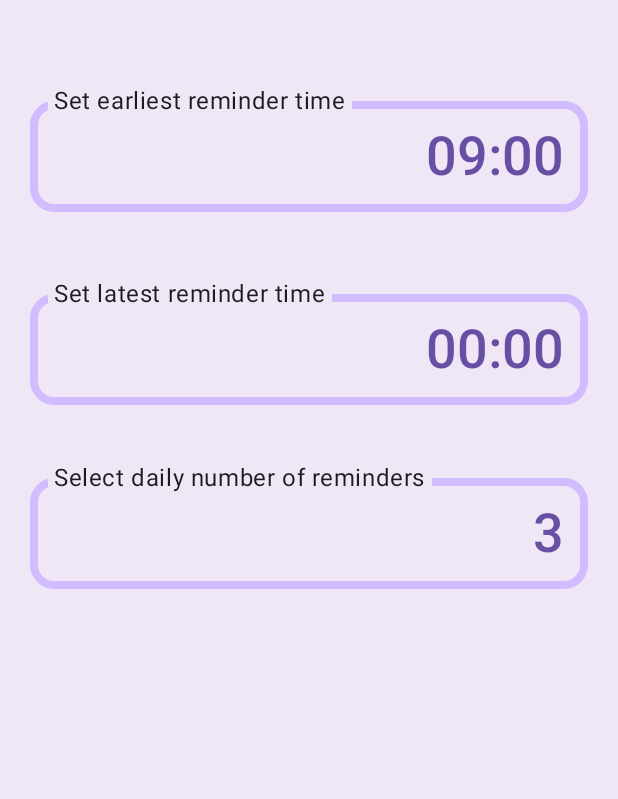
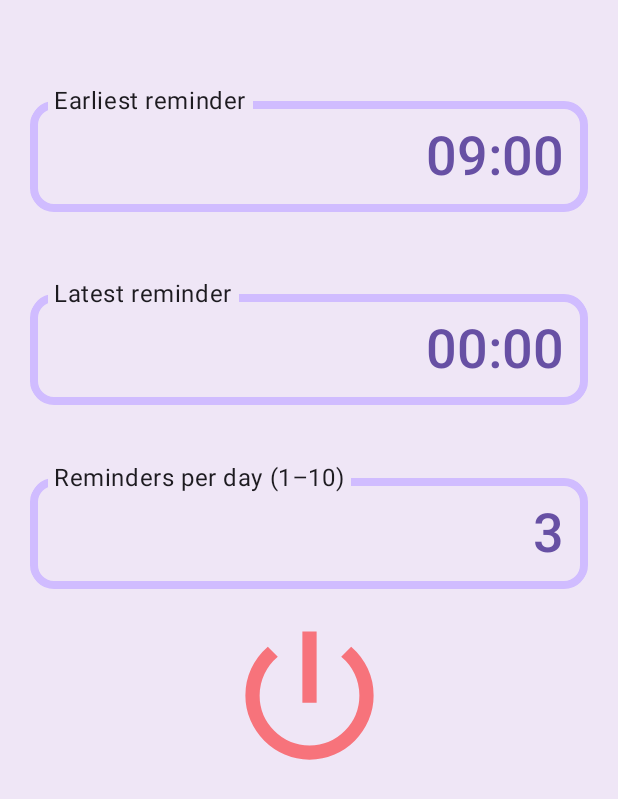
Before and after one commit to pericleskb/mindfulnessReminder, an Android app built with Jetpack Compose: the screen it shows after launch (MainActivity), on a phone screen of 412 x 824 dp. Shown: the top 799 px of the screen. Run offline under Robolectric (Android 15) with nearby library versions, the phone set to English and light mode, and no system bars; 1 statement that could not run was skipped.

Commit message:
add enable/disable icon button and animate color

```diff
--- a/app/src/main/java/com/cherryblossom/mindfullnessalarm/ui/ScreenHost.kt
+++ b/app/src/main/java/com/cherryblossom/mindfullnessalarm/ui/ScreenHost.kt
@@ -3,11 +3,14 @@ package com.cherryblossom.mindfullnessalarm.ui
 import androidx.compose.foundation.layout.Arrangement
 import androidx.compose.foundation.layout.Column
 import androidx.compose.foundation.layout.Spacer
+import androidx.compose.foundation.layout.defaultMinSize
 import androidx.compose.foundation.layout.fillMaxHeight
 import androidx.compose.foundation.layout.fillMaxSize
 import androidx.compose.foundation.layout.fillMaxWidth
 import androidx.compose.foundation.layout.padding
 import androidx.compose.foundation.text.KeyboardOptions
+import androidx.compose.material3.Icon
+import androidx.compose.material3.IconButton
 import androidx.compose.material3.MaterialTheme
 import androidx.compose.material3.Surface
 import androidx.compose.runtime.Composable
@@ -19,13 +22,16 @@ import androidx.compose.runtime.setValue
 import androidx.compose.ui.Alignment
 import androidx.compose.ui.Modifier
 import androidx.compose.ui.platform.LocalFocusManager
+import androidx.compose.ui.res.colorResource
+import androidx.compose.ui.res.painterResource
 import androidx.compose.ui.res.stringResource
 import androidx.compose.ui.text.input.KeyboardType
 import androidx.compose.ui.unit.dp
 import androidx.lifecycle.viewmodel.compose.viewModel
 import com.cherryblossom.mindfullnessalarm.R
-import com.cherryblossom.mindfullnessalarm.composables.dialogs.PickTimeDialog
-import com.cherryblossom.mindfullnessalarm.composables.text.TimeTextField
+import com.cherryblossom.mindfullnessalarm.ui.composables.buttons.OnOffIconButton
+import com.cherryblossom.mindfullnessalarm.ui.composables.dialogs.PickTimeDialog
+import com.cherryblossom.mindfullnessalarm.ui.composables.text.OutlinedBoldEndAlignedTextField
 import com.cherryblossom.mindfullnessalarm.ui.theme.MindfullnessAlarmTheme
 
 
@@ -33,49 +39,52 @@ import com.cherryblossom.mindfullnessalarm.ui.theme.MindfullnessAlarmTheme
 fun ScreenHost(viewModel: MainViewModel = viewModel()) {
     val mainUiState by viewModel.uiState.collectAsState()
     Column(
-        horizontalAlignment = Alignment.End,
+        horizontalAlignment = Alignment.CenterHorizontally,
         verticalArrangement = Arrangement.Top,
         modifier = Modifier.padding(16.dp).fillMaxSize()
     ) {
         Spacer(modifier = Modifier.fillMaxHeight(0.05f))
         var startTimeDialogVisible by remember { mutableStateOf(false) }
         var endTimeDialogVisible by remember { mutableStateOf(false) }
-        TimeTextField(
-            time = mainUiState.startTime.toString(),
+        val focusManager = LocalFocusManager.current
+        OutlinedBoldEndAlignedTextField(
+            text = mainUiState.startTime.toString(),
             label = stringResource(R.string.set_earliest_time),
-            onClick = { startTimeDialogVisible = !startTimeDialogVisible },
+            onClick = {
+                startTimeDialogVisible = !startTimeDialogVisible
+                focusManager.clearFocus()
+            },
             enabled = false,
             readOnly = true,
             modifier = Modifier
                 .fillMaxWidth()
         )
         Spacer(modifier = Modifier.fillMaxHeight(0.05f))
-        val focusManager = LocalFocusManager.current
-        TimeTextField(
-            time = mainUiState.endTime.toString(),
+        OutlinedBoldEndAlignedTextField(
+            text = mainUiState.endTime.toString(),
             label = stringResource(R.string.set_latest_time),
             onClick = {
                 startTimeDialogVisible = !startTimeDialogVisible
                 focusManager.clearFocus()
-                      },
+            },
             enabled = false,
             readOnly = true,
             modifier = Modifier
                 .fillMaxWidth()
         )
         Spacer(modifier = Modifier.fillMaxHeight(0.05f))
-        TimeTextField(
-            time = mainUiState.numberOfReminders.toString(),
+        OutlinedBoldEndAlignedTextField(
+            text = mainUiState.numberOfReminders.toString(),
             label = stringResource(R.string.choose_number_of_reminders),
             onClick = {
                 endTimeDialogVisible = !endTimeDialogVisible
-                focusManager.clearFocus()
             },
             onValueChange = fun (value: String) { viewModel.numberOfRemindersChanged(value) },
             keyboardOptions = KeyboardOptions(keyboardType = KeyboardType.Number),
             modifier = Modifier
                 .fillMaxWidth()
         )
+        OnOffIconButton()
         if (startTimeDialogVisible) {
             PickTimeDialog(
                 stringResource(R.string.set_earliest_time),
--- /dev/null
+++ b/app/src/main/java/com/cherryblossom/mindfullnessalarm/ui/composables/buttons/OnOffIconButton.kt
@@ -0,0 +1,39 @@
+package com.cherryblossom.mindfullnessalarm.ui.composables.buttons
+
+import androidx.compose.animation.animateColorAsState
+import androidx.compose.foundation.layout.defaultMinSize
+import androidx.compose.foundation.layout.fillMaxSize
+import androidx.compose.material3.Icon
+import androidx.compose.material3.IconButton
+import androidx.compose.runtime.Composable
+import androidx.compose.runtime.getValue
+import androidx.compose.runtime.mutableStateOf
+import androidx.compose.runtime.remember
+import androidx.compose.runtime.setValue
+import androidx.compose.ui.Modifier
+import androidx.compose.ui.res.colorResource
+import androidx.compose.ui.res.painterResource
+import androidx.compose.ui.res.stringResource
+import androidx.compose.ui.unit.dp
+import com.cherryblossom.mindfullnessalarm.R
+
+@Composable
+fun OnOffIconButton() {
+    var enabled by remember { mutableStateOf(false) }
+    val color = animateColorAsState(if (enabled) colorResource(R.color.enabled) else colorResource(R.color.disabled),
+        label = "icon color"
+    )
+    IconButton(
+        onClick = {enabled = !enabled},
+        content = {
+            Icon(
+                painter = painterResource(R.drawable.on_icon),
+                contentDescription = stringResource(R.string.enable_description),
+                modifier = Modifier.fillMaxSize(),
+                tint = color.value
+            )
+        },
+        modifier = Modifier.defaultMinSize(56.dp)
+            .fillMaxSize(fraction = 0.3f)
+    )
+}
--- a/app/src/main/java/com/cherryblossom/mindfullnessalarm/composables/dialogs/PickTimeDialog.kt
+++ b/app/src/main/java/com/cherryblossom/mindfullnessalarm/ui/composables/dialogs/PickTimeDialog.kt
@@ -1,4 +1,4 @@
-package com.cherryblossom.mindfullnessalarm.composables.dialogs
+package com.cherryblossom.mindfullnessalarm.ui.composables.dialogs
 
 import android.content.res.Configuration
 import androidx.compose.foundation.layout.Arrangement
--- a/app/src/main/java/com/cherryblossom/mindfullnessalarm/composables/text/TimeTextField.kt
+++ b/app/src/main/java/com/cherryblossom/mindfullnessalarm/ui/composables/text/OutlinedBoldEndAlignedTextField.kt
@@ -1,4 +1,4 @@
-package com.cherryblossom.mindfullnessalarm.composables.text
+package com.cherryblossom.mindfullnessalarm.ui.composables.text
 
 import androidx.compose.foundation.clickable
 import androidx.compose.foundation.interaction.MutableInteractionSource
@@ -23,27 +23,27 @@ import androidx.compose.ui.platform.LocalFocusManager
 import androidx.compose.ui.platform.LocalSoftwareKeyboardController
 import androidx.compose.ui.res.stringResource
 import androidx.compose.ui.semantics.semantics
+import androidx.compose.ui.text.TextRange
 import androidx.compose.ui.text.TextStyle
 import androidx.compose.ui.text.font.FontWeight
 import androidx.compose.ui.text.input.ImeAction
-import androidx.compose.ui.text.input.KeyboardType
+import androidx.compose.ui.text.input.TextFieldValue
 import androidx.compose.ui.text.input.VisualTransformation
 import androidx.compose.ui.text.style.TextAlign
 import androidx.compose.ui.tooling.preview.Preview
 import androidx.compose.ui.unit.dp
 import androidx.compose.ui.unit.sp
-import androidx.core.text.isDigitsOnly
 import com.cherryblossom.mindfullnessalarm.R
 import com.cherryblossom.mindfullnessalarm.ui.theme.MindfullnessAlarmTheme
 import com.cherryblossom.mindfullnessalarm.ui.theme.Montserrat
 
 /*
-    Edited solution from this post https://stackoverflow.com/a/76804660/4880400
+    Based solution on this post https://stackoverflow.com/a/76804660/4880400
  */
 @OptIn(ExperimentalMaterial3Api::class)
 @Composable
-fun TimeTextField(
-    time: String = "",
+fun OutlinedBoldEndAlignedTextField(
+    text: String = "",
     label: String = "",
     onClick: () -> Unit,
     onValueChange: (String) -> Unit = {},
@@ -56,7 +56,10 @@ fun TimeTextField(
     val keyboardController = LocalSoftwareKeyboardController.current
     val focusManager = LocalFocusManager.current
     BasicTextField(
-        value = time,
+        value = TextFieldValue(
+            text = text,
+            selection = TextRange(text.length)
+        ),
         singleLine = true,
         readOnly = readOnly,
         textStyle = TextStyle(
@@ -68,7 +71,7 @@ fun TimeTextField(
         ),
         interactionSource = interactionSource,
         cursorBrush = SolidColor(Color.White),
-        onValueChange = { onValueChange(it) },
+        onValueChange = { onValueChange(it.text) },
         enabled = enabled,
         keyboardOptions = keyboardOptions.copy(imeAction = ImeAction.Done),
         keyboardActions = KeyboardActions(
@@ -99,7 +102,7 @@ fun TimeTextField(
             )
     ) { innerTextField ->
         OutlinedTextFieldDefaults.DecorationBox(
-            value = time,
+            value = text,
             innerTextField = innerTextField,
             enabled = true,
             singleLine = true,
@@ -133,10 +136,10 @@ fun TimeTextField(
 @Composable
 fun editText() {
     MindfullnessAlarmTheme {
-        TimeTextField(
-            time = "09:00",
+        OutlinedBoldEndAlignedTextField(
+            text = "09:00",
             label = stringResource(R.string.set_latest_time),
-            {},
+            onClick = {},
             modifier = Modifier
         )
     }
--- /dev/null
+++ b/app/src/main/res/drawable/on_icon.xml
@@ -0,0 +1,9 @@
+<vector xmlns:android="http://schemas.android.com/apk/res/android"
+    android:width="24dp"
+    android:height="24dp"
+    android:viewportWidth="960"
+    android:viewportHeight="960">
+  <path
+      android:fillColor="#FF000000"
+      android:pathData="M440,520v-400h80v400h-80ZM480,840q-74,0 -139.5,-28.5T226,734q-49,-49 -77.5,-114.5T120,480q0,-80 33,-151t93,-123l56,56q-48,40 -75,97t-27,121q0,116 82,198t198,82q117,0 198.5,-82T760,480q0,-64 -26.5,-121T658,262l56,-56q60,52 93,123t33,151q0,74 -28.5,139.5t-77,114.5q-48.5,49 -114,77.5T480,840Z"/>
+</vector>
--- a/app/src/main/res/values/colors.xml
+++ b/app/src/main/res/values/colors.xml
@@ -1,2 +1,5 @@
 <?xml version="1.0" encoding="utf-8"?>
-<resources></resources>
+<resources>
+    <color name="enabled">#8000FF00</color>
+    <color name="disabled">#80ff0000</color>
+</resources>
--- a/app/src/main/res/values/strings.xml
+++ b/app/src/main/res/values/strings.xml
@@ -1,9 +1,9 @@
 <resources>
     <string name="app_name">Mindfulness Reminder</string>
-    <string name="set_earliest_time">Set earliest reminder time</string>
-    <string name="set_latest_time">Set latest reminder time</string>
+    <string name="set_earliest_time">Earliest reminder</string>
+    <string name="set_latest_time">Latest reminder</string>
     <string name="cancel_timer_dialog">Cancel</string>
     <string name="accept_timer_dialog">OK</string>
-    <string name="choose_number_of_reminders">Select daily number of reminders</string>
-    <string name="number_of_reminders_help">1–10</string>
+    <string name="choose_number_of_reminders">Reminders per day (1–10)</string>
+    <string name="enable_description">Enable or disable reminders</string>
 </resources>
```
